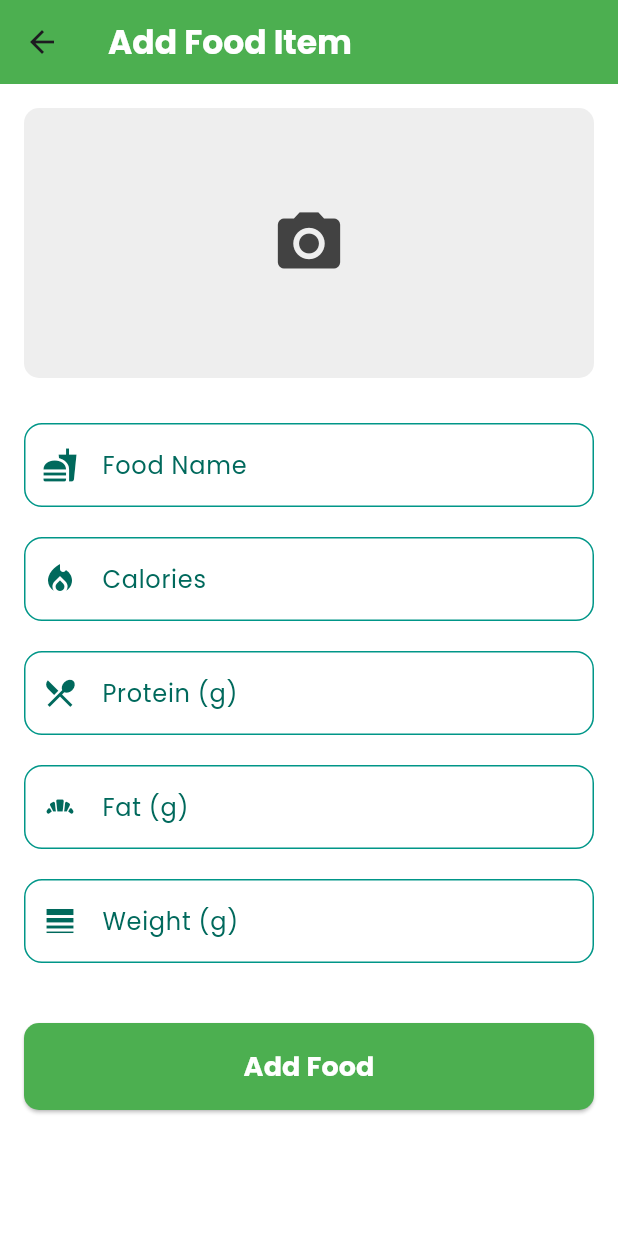
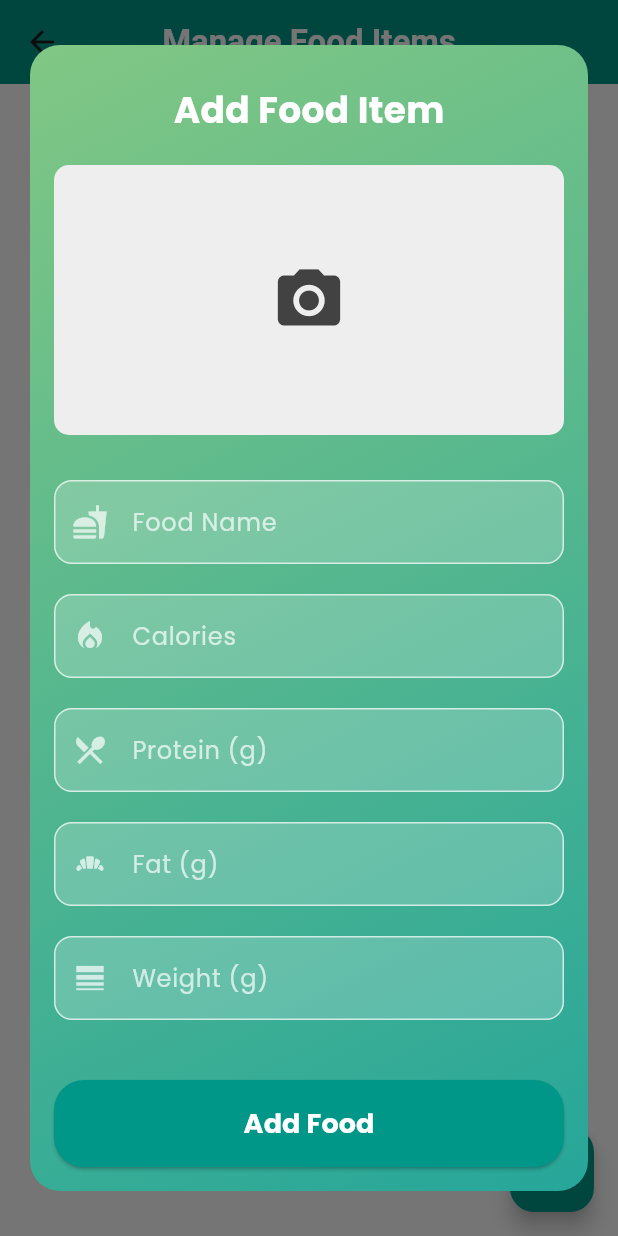
Before and after one commit to MfmRifath/Calorie-Tracker-App---Flutter---Dart, a Flutter app: the FoodManagementScreen screen opened directly, after a tap on the "add" icon, on a phone screen of 412 x 824 dp. Run offline on Flutter 3.47's test engine with Material 3 defaults, Android fonts, the phone set to English and light mode, and no system bars; our stand-ins replace animate_do, cloud_firestore, firebase_auth, firebase_core, firebase_storage, fl_chart and 3 more; accounts and stored records are empty.

Commit message:
Edit food

```diff
--- /dev/null
+++ b/calorify_me/devtools_options.yaml
@@ -0,0 +1,3 @@
+description: This file stores settings for Dart & Flutter DevTools.
+documentation: https://docs.flutter.dev/tools/devtools/extensions#configure-extension-enablement-states
+extensions:
--- a/calorify_me/lib/screens/AddFoodScreen.dart
+++ b/calorify_me/lib/screens/AddFoodScreen.dart
@@ -4,17 +4,15 @@ import 'package:firebase_storage/firebase_storage.dart';
 import 'package:flutter/material.dart';
 import 'package:image_picker/image_picker.dart';
 import 'package:google_fonts/google_fonts.dart';
-import 'package:provider/provider.dart';
 
 import '../modals/Food.dart';
-import '../sevices/ThameProvider.dart';
 
-class AddFoodScreen extends StatefulWidget {
+class AddFoodDialog extends StatefulWidget {
   @override
-  _AddFoodScreenState createState() => _AddFoodScreenState();
+  _AddFoodDialogState createState() => _AddFoodDialogState();
 }
 
-class _AddFoodScreenState extends State<AddFoodScreen> {
+class _AddFoodDialogState extends State<AddFoodDialog> {
   final _formKey = GlobalKey<FormState>();
   final TextEditingController foodNameController = TextEditingController();
   final TextEditingController caloriesController = TextEditingController();
@@ -37,179 +35,10 @@ class _AddFoodScreenState extends State<AddFoodScreen> {
 
   Future<String> _uploadImage(File image) async {
     final storageRef = FirebaseStorage.instance.ref();
-    final imageRef =
-    storageRef.child('food_images/${DateTime.now().millisecondsSinceEpoch}.jpg');
+    final imageRef = storageRef.child('food_images/${DateTime.now().millisecondsSinceEpoch}.jpg');
     final uploadTask = imageRef.putFile(image);
     final snapshot = await uploadTask;
     return await snapshot.ref.getDownloadURL();
-  }
-
-  @override
-  Widget build(BuildContext context) {
-    final themeProvider = Provider.of<ThemeProvider>(context);
-    final isDarkMode = themeProvider.isDarkMode;
-
-    return Scaffold(
-      appBar: AppBar(
-        title: Text(
-          'Add Food Item',
-          style: GoogleFonts.poppins(
-            fontSize: 22,
-            fontWeight: FontWeight.bold,
-            color: isDarkMode ? Colors.greenAccent : Colors.white,
-          ),
-        ),
-        backgroundColor: isDarkMode ? Colors.black : Colors.green,
-        elevation: 0,
-      ),
-      backgroundColor: isDarkMode ? Colors.black : Colors.white,
-      body: SingleChildScrollView(
-        padding: const EdgeInsets.all(16.0),
-        child: Form(
-          key: _formKey,
-          child: Column(
-            crossAxisAlignment: CrossAxisAlignment.start,
-            children: [
-              GestureDetector(
-                onTap: _pickImage,
-                child: Stack(
-                  children: [
-                    Container(
-                      height: 180,
-                      width: double.infinity,
-                      decoration: BoxDecoration(
-                        color: isDarkMode ? Colors.grey[800] : Colors.grey[200],
-                        borderRadius: BorderRadius.circular(10),
-                        image: _imageFile != null
-                            ? DecorationImage(
-                          image: FileImage(_imageFile!),
-                          fit: BoxFit.cover,
-                        )
-                            : null,
-                      ),
-                      child: _imageFile == null
-                          ? Center(
-                        child: Icon(Icons.camera_alt,
-                            size: 50,
-                            color: isDarkMode
-                                ? Colors.greenAccent
-                                : Colors.grey[800]),
-                      )
-                          : null,
-                    ),
-                    if (_imageFile != null)
-                      Positioned(
-                        bottom: 10,
-                        right: 10,
-                        child: FloatingActionButton(
-                          mini: true,
-                          onPressed: _pickImage,
-                          backgroundColor: Colors.white,
-                          child: Icon(Icons.edit, color: Colors.green),
-                        ),
-                      ),
-                  ],
-                ),
-              ),
-              SizedBox(height: 20),
-              _buildTextField(
-                controller: foodNameController,
-                labelText: 'Food Name',
-                icon: Icons.fastfood,
-                isDarkMode: isDarkMode,
-              ),
-              _buildTextField(
-                controller: caloriesController,
-                labelText: 'Calories',
-                icon: Icons.local_fire_department,
-                keyboardType: TextInputType.number,
-                isDarkMode: isDarkMode,
-              ),
-              _buildTextField(
-                controller: proteinController,
-                labelText: 'Protein (g)',
-                icon: Icons.restaurant_menu,
-                keyboardType: TextInputType.number,
-                isDarkMode: isDarkMode,
-              ),
-              _buildTextField(
-                controller: fatController,
-                labelText: 'Fat (g)',
-                icon: Icons.bakery_dining,
-                keyboardType: TextInputType.number,
-                isDarkMode: isDarkMode,
-              ),
-              _buildTextField(
-                controller: foodWeightController,
-                labelText: 'Weight (g)',
-                icon: Icons.line_weight,
-                keyboardType: TextInputType.number,
-                isDarkMode: isDarkMode,
-              ),
-              SizedBox(height: 30),
-              _isUploading
-                  ? Center(child: CircularProgressIndicator())
-                  : SizedBox(
-                width: double.infinity,
-                child: ElevatedButton(
-                  onPressed: _handleAddFood,
-                  style: ElevatedButton.styleFrom(
-                    padding: EdgeInsets.symmetric(vertical: 16),
-                    shape: RoundedRectangleBorder(
-                      borderRadius: BorderRadius.circular(10),
-                    ),
-                    backgroundColor:
-                    isDarkMode ? Colors.greenAccent : Colors.green,
-                  ),
-                  child: Text(
-                    'Add Food',
-                    style: GoogleFonts.poppins(
-                      fontSize: 18,
-                      fontWeight: FontWeight.bold,
-                      color: isDarkMode ? Colors.black : Colors.white,
-                    ),
-                  ),
-                ),
-              ),
-            ],
-          ),
-        ),
-      ),
-    );
-  }
-
-  Widget _buildTextField({
-    required TextEditingController controller,
-    required String labelText,
-    required IconData icon,
-    TextInputType keyboardType = TextInputType.text,
-    required bool isDarkMode,
-  }) {
-    return Padding(
-      padding: const EdgeInsets.symmetric(vertical: 10.0),
-      child: TextFormField(
-        controller: controller,
-        keyboardType: keyboardType,
-        decoration: InputDecoration(
-          labelText: labelText,
-          labelStyle: GoogleFonts.poppins(
-            color: isDarkMode ? Colors.greenAccent : Colors.teal[800],
-          ),
-          prefixIcon: Icon(icon,
-              color: isDarkMode ? Colors.greenAccent : Colors.teal[800]),
-          border: OutlineInputBorder(
-            borderRadius: BorderRadius.circular(12.0),
-          ),
-          enabledBorder: OutlineInputBorder(
-            borderSide: BorderSide(
-                color: isDarkMode ? Colors.greenAccent : Colors.teal),
-            borderRadius: BorderRadius.circular(12.0),
-          ),
-        ),
-        validator: (value) =>
-        value!.isEmpty ? 'Please enter $labelText' : null,
-      ),
-    );
   }
 
   Future<void> _handleAddFood() async {
@@ -244,4 +73,166 @@ class _AddFoodScreenState extends State<AddFoodScreen> {
       Navigator.pop(context);
     }
   }
+
+  @override
+  Widget build(BuildContext context) {
+    return Dialog(
+      insetPadding: EdgeInsets.symmetric(horizontal: 20, vertical: 20),
+      backgroundColor: Colors.transparent,
+      child: Container(
+        decoration: BoxDecoration(
+          gradient: LinearGradient(
+            colors: [Colors.green.shade300, Colors.teal.shade400],
+            begin: Alignment.topLeft,
+            end: Alignment.bottomRight,
+          ),
+          borderRadius: BorderRadius.circular(20),
+        ),
+        child: SingleChildScrollView(
+          padding: const EdgeInsets.all(16.0),
+          child: Form(
+            key: _formKey,
+            child: Column(
+              crossAxisAlignment: CrossAxisAlignment.center,
+              children: [
+                SizedBox(height: 10),
+                Text(
+                  'Add Food Item',
+                  style: GoogleFonts.poppins(
+                    fontSize: 24,
+                    fontWeight: FontWeight.bold,
+                    color: Colors.white,
+                  ),
+                ),
+                SizedBox(height: 20),
+                GestureDetector(
+                  onTap: _pickImage,
+                  child: Stack(
+                    children: [
+                      Container(
+                        height: 180,
+                        width: double.infinity,
+                        decoration: BoxDecoration(
+                          color: Colors.grey[200],
+                          borderRadius: BorderRadius.circular(10),
+                          image: _imageFile != null
+                              ? DecorationImage(
+                            image: FileImage(_imageFile!),
+                            fit: BoxFit.cover,
+                          )
+                              : null,
+                        ),
+                        child: _imageFile == null
+                            ? Center(
+                          child: Icon(Icons.camera_alt,
+                              size: 50, color: Colors.grey[800]),
+                        )
+                            : null,
+                      ),
+                      if (_imageFile != null)
+                        Positioned(
+                          bottom: 10,
+                          right: 10,
+                          child: CircleAvatar(
+                            backgroundColor: Colors.white,
+                            radius: 20,
+                            child: Icon(Icons.edit, color: Colors.green),
+                          ),
+                        ),
+                    ],
+                  ),
+                ),
+                SizedBox(height: 20),
+                _buildTextField(
+                  controller: foodNameController,
+                  labelText: 'Food Name',
+                  icon: Icons.fastfood,
+                ),
+                _buildTextField(
+                  controller: caloriesController,
+                  labelText: 'Calories',
+                  icon: Icons.local_fire_department,
+                  keyboardType: TextInputType.number,
+                ),
+                _buildTextField(
+                  controller: proteinController,
+                  labelText: 'Protein (g)',
+                  icon: Icons.restaurant_menu,
+                  keyboardType: TextInputType.number,
+                ),
+                _buildTextField(
+                  controller: fatController,
+                  labelText: 'Fat (g)',
+                  icon: Icons.bakery_dining,
+                  keyboardType: TextInputType.number,
+                ),
+                _buildTextField(
+                  controller: foodWeightController,
+                  labelText: 'Weight (g)',
+                  icon: Icons.line_weight,
+                  keyboardType: TextInputType.number,
+                ),
+                SizedBox(height: 30),
+                _isUploading
+                    ? Center(child: CircularProgressIndicator())
+                    : SizedBox(
+                  width: double.infinity,
+                  child: ElevatedButton(
+                    onPressed: _handleAddFood,
+                    style: ElevatedButton.styleFrom(
+                      padding: EdgeInsets.symmetric(vertical: 16),
+                      shape: RoundedRectangleBorder(
+                        borderRadius: BorderRadius.circular(20),
+                      ),
+                      backgroundColor: Colors.teal.shade500,
+                    ),
+                    child: Text(
+                      'Add Food',
+                      style: GoogleFonts.poppins(
+                        fontSize: 18,
+                        fontWeight: FontWeight.bold,
+                        color: Colors.white,
+                      ),
+                    ),
+                  ),
+                ),
+              ],
+            ),
+          ),
+        ),
+      ),
+    );
+  }
+
+  Widget _buildTextField({
+    required TextEditingController controller,
+    required String labelText,
+    required IconData icon,
+    TextInputType keyboardType = TextInputType.text,
+  }) {
+    return Padding(
+      padding: const EdgeInsets.symmetric(vertical: 10.0),
+      child: TextFormField(
+        controller: controller,
+        keyboardType: keyboardType,
+        style: GoogleFonts.poppins(color: Colors.white),
+        decoration: InputDecoration(
+          labelText: labelText,
+          labelStyle: GoogleFonts.poppins(color: Colors.white70),
+          prefixIcon: Icon(icon, color: Colors.white70),
+          filled: true,
+          fillColor: Colors.white.withOpacity(0.2),
+          border: OutlineInputBorder(
+            borderRadius: BorderRadius.circular(12.0),
+          ),
+          enabledBorder: OutlineInputBorder(
+            borderSide: BorderSide(color: Colors.white70),
+            borderRadius: BorderRadius.circular(12.0),
+          ),
+        ),
+        validator: (value) =>
+        value!.isEmpty ? 'Please enter $labelText' : null,
+      ),
+    );
+  }
 }
--- a/calorify_me/lib/screens/FoodManagement.dart
+++ b/calorify_me/lib/screens/FoodManagement.dart
@@ -7,6 +7,7 @@ import 'package:provider/provider.dart';
 import '../modals/Food.dart';
 import '../sevices/ThameProvider.dart';
 import 'AddFoodScreen.dart';
+import 'EditFood.dart';
 
 class FoodManagementScreen extends StatelessWidget {
   @override
@@ -114,11 +115,25 @@ class FoodManagementScreen extends StatelessWidget {
                         fontSize: 14,
                       ),
                     ),
-                    trailing: IconButton(
-                      icon: Icon(Icons.delete, color: Colors.redAccent),
-                      onPressed: () async {
-                        await _deleteFoodItem(context, snapshot, index);
-                      },
+                    trailing: Row(
+                      mainAxisSize: MainAxisSize.min,
+                      children: [
+                        IconButton(
+                          icon: Icon(Icons.edit, color: Colors.blueAccent),
+                          onPressed: () {
+                            showDialog(
+                              context: context,
+                              builder: (context) => EditFoodDialog(food: food),
+                            );
+                          },
+                        ),
+                        IconButton(
+                          icon: Icon(Icons.delete, color: Colors.redAccent),
+                          onPressed: () async {
+                            await _deleteFoodItem(context, snapshot, index);
+                          },
+                        ),
+                      ],
                     ),
                   ),
                 ),
@@ -131,9 +146,9 @@ class FoodManagementScreen extends StatelessWidget {
         backgroundColor: isDarkMode ? Colors.greenAccent : Colors.teal,
         child: Icon(Icons.add, color: isDarkMode ? Colors.black : Colors.white),
         onPressed: () {
-          Navigator.push(
-            context,
-            MaterialPageRoute(builder: (context) => AddFoodScreen()),
+          showDialog(
+            context: context,
+            builder: (context) => AddFoodDialog(),
           );
         },
       ),
```
Also changed, not shown: calorify_me/lib/screens/EditFood.dart (added, +225 -0 lines), 1 other file.
